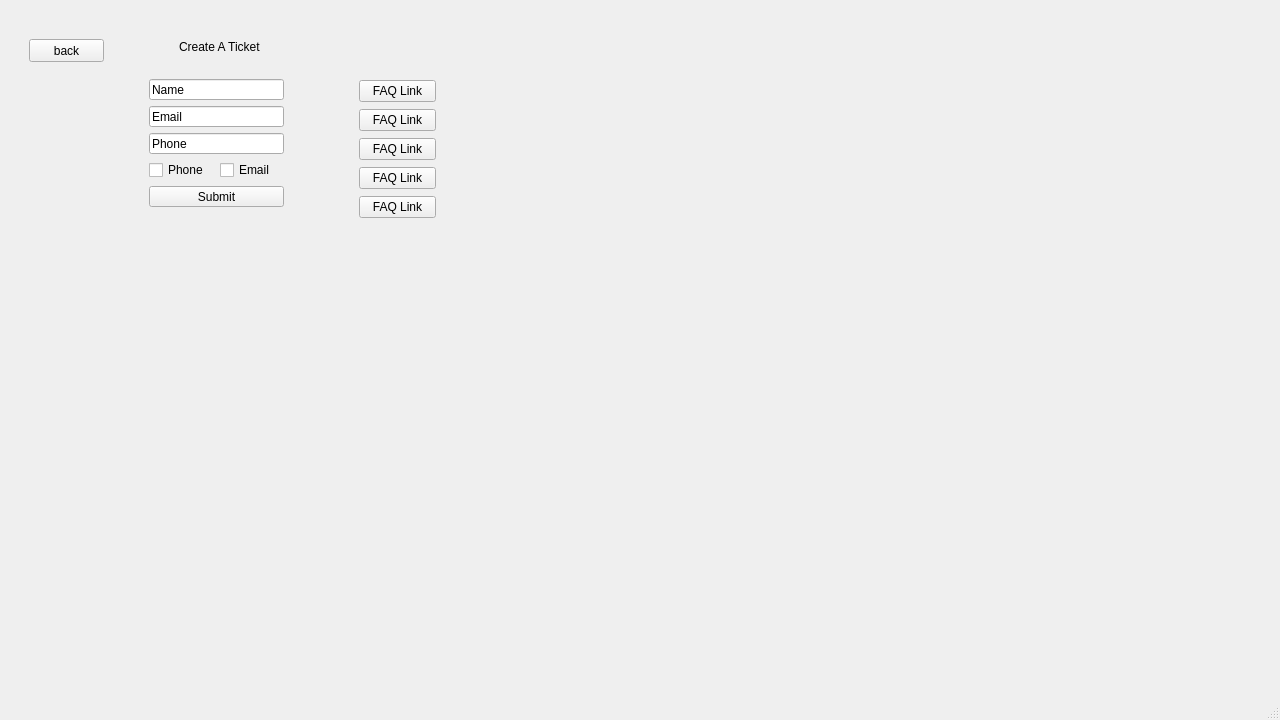
WiremuBT/CS106GroupProject, file mainwindow.ui: the form before one commit.
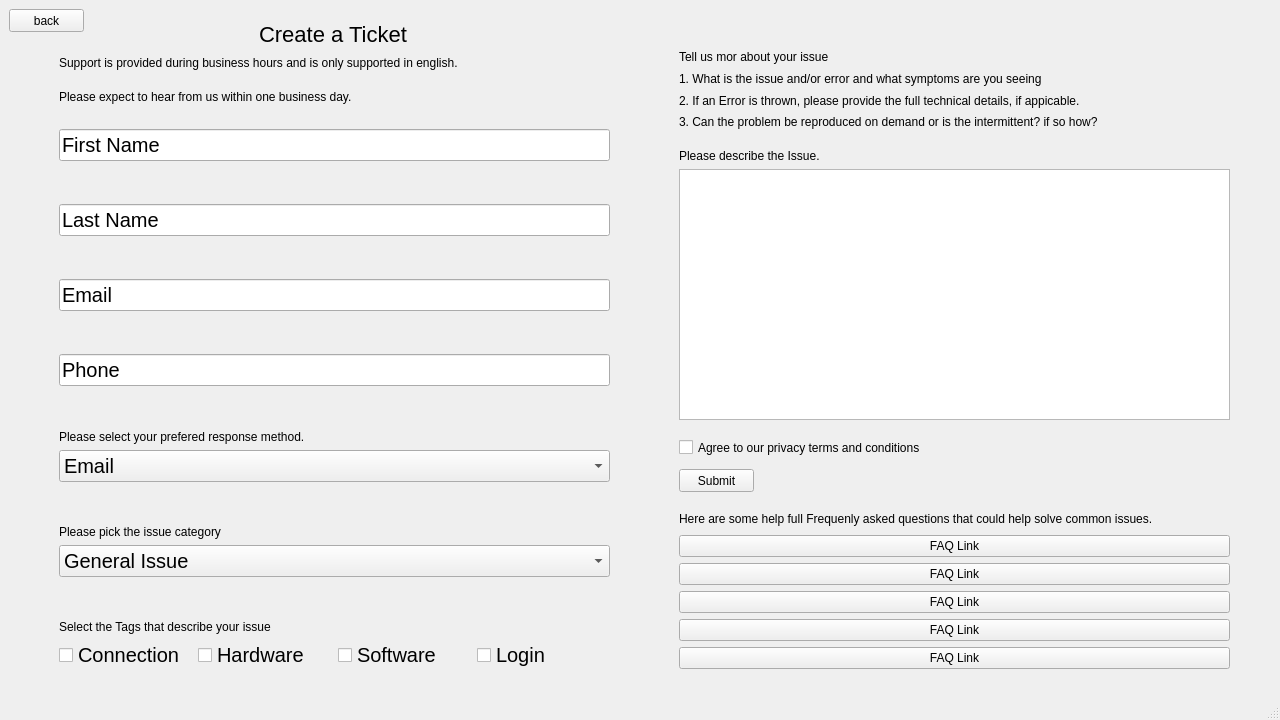
The form after the commit. The open tabs and pages were chosen to show the change.

Diff of the .ui file:
```diff
--- a/mainwindow.ui
+++ b/mainwindow.ui
@@ -18,7 +18,7 @@
   </property>
   <widget class="QWidget" name="centralwidget">
    <layout class="QGridLayout" name="gridLayout">
-    <item row="0" column="1">
+    <item row="0" column="0">
      <widget class="QStackedWidget" name="stackedWidget">
       <property name="currentIndex">
        <number>3</number>
@@ -62,21 +62,24 @@
        <widget class="QLabel" name="label">
         <property name="geometry">
          <rect>
-          <x>170</x>
-          <y>30</y>
+          <x>250</x>
+          <y>10</y>
           <width>181</width>
-          <height>16</height>
+          <height>31</height>
          </rect>
         </property>
+        <property name="styleSheet">
+         <string notr="true">font-size:22px;</string>
+        </property>
         <property name="text">
-         <string>Create A Ticket</string>
+         <string>Create a Ticket</string>
         </property>
        </widget>
        <widget class="QPushButton" name="pushButton_3">
         <property name="geometry">
          <rect>
-          <x>20</x>
-          <y>30</y>
+          <x>0</x>
+          <y>0</y>
           <width>75</width>
           <height>23</height>
          </rect>
@@ -88,71 +91,20 @@
        <widget class="QWidget" name="layoutWidget">
         <property name="geometry">
          <rect>
-          <x>140</x>
-          <y>70</y>
-          <width>135</width>
-          <height>128</height>
-         </rect>
-        </property>
-        <layout class="QVBoxLayout" name="verticalLayout_2">
-         <item>
-          <widget class="QLineEdit" name="lineEdit_3">
-           <property name="text">
-            <string>Name</string>
-           </property>
-          </widget>
-         </item>
-         <item>
-          <widget class="QLineEdit" name="lineEdit_4">
-           <property name="text">
-            <string>Email</string>
-           </property>
-          </widget>
-         </item>
-         <item>
-          <widget class="QLineEdit" name="lineEdit_5">
-           <property name="text">
-            <string>Phone</string>
-           </property>
-          </widget>
-         </item>
-         <item>
-          <layout class="QHBoxLayout" name="horizontalLayout_3">
-           <item>
-            <widget class="QCheckBox" name="checkBox">
-             <property name="text">
-              <string>Phone</string>
-             </property>
-            </widget>
-           </item>
-           <item>
-            <widget class="QCheckBox" name="checkBox_2">
-             <property name="text">
-              <string>Email</string>
-             </property>
-            </widget>
-           </item>
-          </layout>
-         </item>
-         <item>
-          <widget class="QPushButton" name="pushButton_6">
-           <property name="text">
-            <string>Submit</string>
-           </property>
-          </widget>
-         </item>
-        </layout>
-       </widget>
-       <widget class="QWidget" name="layoutWidget">
-        <property name="geometry">
-         <rect>
-          <x>350</x>
-          <y>70</y>
-          <width>77</width>
-          <height>141</height>
+          <x>670</x>
+          <y>500</y>
+          <width>551</width>
+          <height>160</height>
          </rect>
         </property>
         <layout class="QVBoxLayout" name="verticalLayout_3">
+         <item>
+          <widget class="QLabel" name="label_13">
+           <property name="text">
+            <string>Here are some help full Frequenly asked questions that could help solve common issues.</string>
+           </property>
+          </widget>
+         </item>
          <item>
           <widget class="QPushButton" name="pushButton_11">
            <property name="text">
@@ -190,6 +142,375 @@
          </item>
         </layout>
        </widget>
+       <widget class="QPushButton" name="pushButton_6">
+        <property name="geometry">
+         <rect>
+          <x>670</x>
+          <y>460</y>
+          <width>75</width>
+          <height>23</height>
+         </rect>
+        </property>
+        <property name="text">
+         <string>Submit</string>
+        </property>
+       </widget>
+       <widget class="QCheckBox" name="checkBox_5">
+        <property name="geometry">
+         <rect>
+          <x>670</x>
+          <y>430</y>
+          <width>311</width>
+          <height>17</height>
+         </rect>
+        </property>
+        <property name="text">
+         <string>Agree to our privacy terms and conditions</string>
+        </property>
+       </widget>
+       <widget class="QWidget" name="">
+        <property name="geometry">
+         <rect>
+          <x>50</x>
+          <y>40</y>
+          <width>511</width>
+          <height>61</height>
+         </rect>
+        </property>
+        <layout class="QVBoxLayout" name="verticalLayout_4">
+         <item>
+          <widget class="QLabel" name="label_8">
+           <property name="text">
+            <string>Support is provided during business hours and is only supported in english.</string>
+           </property>
+          </widget>
+         </item>
+         <item>
+          <widget class="QLabel" name="label_9">
+           <property name="text">
+            <string>Please expect to hear from us within one business day.</string>
+           </property>
+          </widget>
+         </item>
+        </layout>
+       </widget>
+       <widget class="QWidget" name="">
+        <property name="geometry">
+         <rect>
+          <x>50</x>
+          <y>120</y>
+          <width>551</width>
+          <height>541</height>
+         </rect>
+        </property>
+        <layout class="QVBoxLayout" name="verticalLayout_2">
+         <item>
+          <widget class="QLineEdit" name="lineEdit_3">
+           <property name="styleSheet">
+            <string notr="true">font-size:20px;</string>
+           </property>
+           <property name="text">
+            <string>First Name</string>
+           </property>
+          </widget>
+         </item>
+         <item>
+          <spacer name="verticalSpacer">
+           <property name="orientation">
+            <enum>Qt::Vertical</enum>
+           </property>
+           <property name="sizeHint" stdset="0">
+            <size>
+             <width>18</width>
+             <height>28</height>
+            </size>
+           </property>
+          </spacer>
+         </item>
+         <item>
+          <widget class="QLineEdit" name="lineEdit_8">
+           <property name="styleSheet">
+            <string notr="true">font-size:20px;</string>
+           </property>
+           <property name="text">
+            <string>Last Name</string>
+           </property>
+          </widget>
+         </item>
+         <item>
+          <spacer name="verticalSpacer_2">
+           <property name="orientation">
+            <enum>Qt::Vertical</enum>
+           </property>
+           <property name="sizeHint" stdset="0">
+            <size>
+             <width>18</width>
+             <height>28</height>
+            </size>
+           </property>
+          </spacer>
+         </item>
+         <item>
+          <widget class="QLineEdit" name="lineEdit_4">
+           <property name="styleSheet">
+            <string notr="true">font-size:20px;</string>
+           </property>
+           <property name="text">
+            <string>Email</string>
+           </property>
+          </widget>
+         </item>
+         <item>
+          <spacer name="verticalSpacer_3">
+           <property name="orientation">
+            <enum>Qt::Vertical</enum>
+           </property>
+           <property name="sizeHint" stdset="0">
+            <size>
+             <width>18</width>
+             <height>28</height>
+            </size>
+           </property>
+          </spacer>
+         </item>
+         <item>
+          <widget class="QLineEdit" name="lineEdit_5">
+           <property name="styleSheet">
+            <string notr="true">font-size:20px;</string>
+           </property>
+           <property name="text">
+            <string>Phone</string>
+           </property>
+          </widget>
+         </item>
+         <item>
+          <spacer name="verticalSpacer_4">
+           <property name="orientation">
+            <enum>Qt::Vertical</enum>
+           </property>
+           <property name="sizeHint" stdset="0">
+            <size>
+             <width>18</width>
+             <height>28</height>
+            </size>
+           </property>
+          </spacer>
+         </item>
+         <item>
+          <widget class="QLabel" name="label_10">
+           <property name="text">
+            <string>Please select your prefered response method.</string>
+           </property>
+          </widget>
+         </item>
+         <item>
+          <widget class="QComboBox" name="comboBox">
+           <property name="styleSheet">
+            <string notr="true">font-size:20px;</string>
+           </property>
+           <property name="editable">
+            <bool>false</bool>
+           </property>
+           <property name="currentText">
+            <string>Email</string>
+           </property>
+           <property name="currentIndex">
+            <number>0</number>
+           </property>
+           <property name="maxVisibleItems">
+            <number>2</number>
+           </property>
+           <item>
+            <property name="text">
+             <string>Email</string>
+            </property>
+           </item>
+           <item>
+            <property name="text">
+             <string>Phone</string>
+            </property>
+           </item>
+          </widget>
+         </item>
+         <item>
+          <spacer name="verticalSpacer_13">
+           <property name="orientation">
+            <enum>Qt::Vertical</enum>
+           </property>
+           <property name="sizeHint" stdset="0">
+            <size>
+             <width>18</width>
+             <height>28</height>
+            </size>
+           </property>
+          </spacer>
+         </item>
+         <item>
+          <widget class="QLabel" name="label_20">
+           <property name="text">
+            <string>Please pick the issue category</string>
+           </property>
+          </widget>
+         </item>
+         <item>
+          <widget class="QComboBox" name="comboBox_4">
+           <property name="styleSheet">
+            <string notr="true">font-size:20px;</string>
+           </property>
+           <item>
+            <property name="text">
+             <string>General Issue</string>
+            </property>
+           </item>
+           <item>
+            <property name="text">
+             <string>Performance </string>
+            </property>
+           </item>
+           <item>
+            <property name="text">
+             <string>Bug</string>
+            </property>
+           </item>
+           <item>
+            <property name="text">
+             <string>Service Issue</string>
+            </property>
+           </item>
+          </widget>
+         </item>
+         <item>
+          <spacer name="verticalSpacer_14">
+           <property name="orientation">
+            <enum>Qt::Vertical</enum>
+           </property>
+           <property name="sizeHint" stdset="0">
+            <size>
+             <width>18</width>
+             <height>28</height>
+            </size>
+           </property>
+          </spacer>
+         </item>
+         <item>
+          <layout class="QVBoxLayout" name="verticalLayout_7">
+           <item>
+            <widget class="QLabel" name="label_14">
+             <property name="text">
+              <string>Select the Tags that describe your issue</string>
+             </property>
+            </widget>
+           </item>
+           <item>
+            <layout class="QHBoxLayout" name="horizontalLayout_3">
+             <item>
+              <widget class="QCheckBox" name="checkBox">
+               <property name="styleSheet">
+                <string notr="true">Font-size:20px;</string>
+               </property>
+               <property name="text">
+                <string>Connection </string>
+               </property>
+              </widget>
+             </item>
+             <item>
+              <widget class="QCheckBox" name="checkBox_2">
+               <property name="styleSheet">
+                <string notr="true">Font-size:20px;</string>
+               </property>
+               <property name="text">
+                <string>Hardware</string>
+               </property>
+              </widget>
+             </item>
+             <item>
+              <widget class="QCheckBox" name="checkBox_3">
+               <property name="styleSheet">
+                <string notr="true">Font-size:20px;</string>
+               </property>
+               <property name="text">
+                <string>Software</string>
+               </property>
+              </widget>
+             </item>
+             <item>
+              <widget class="QCheckBox" name="checkBox_4">
+               <property name="styleSheet">
+                <string notr="true">Font-size:20px;</string>
+               </property>
+               <property name="text">
+                <string>Login </string>
+               </property>
+              </widget>
+             </item>
+            </layout>
+           </item>
+          </layout>
+         </item>
+        </layout>
+       </widget>
+       <widget class="QWidget" name="">
+        <property name="geometry">
+         <rect>
+          <x>670</x>
+          <y>40</y>
+          <width>521</width>
+          <height>81</height>
+         </rect>
+        </property>
+        <layout class="QVBoxLayout" name="verticalLayout_8">
+         <item>
+          <widget class="QLabel" name="label_15">
+           <property name="text">
+            <string>Tell us mor about your issue</string>
+           </property>
+          </widget>
+         </item>
+         <item>
+          <widget class="QLabel" name="label_16">
+           <property name="text">
+            <string>1. What is the issue and/or error and what symptoms are you seeing</string>
+           </property>
+          </widget>
+         </item>
+         <item>
+          <widget class="QLabel" name="label_17">
+           <property name="text">
+            <string>2. If an Error is thrown, please provide the full technical details, if appicable.</string>
+           </property>
+          </widget>
+         </item>
+         <item>
+          <widget class="QLabel" name="label_18">
+           <property name="text">
+            <string>3. Can the problem be reproduced on demand or is the intermittent? if so how?</string>
+           </property>
+          </widget>
+         </item>
+        </layout>
+       </widget>
+       <widget class="QWidget" name="">
+        <property name="geometry">
+         <rect>
+          <x>670</x>
+          <y>140</y>
+          <width>551</width>
+          <height>271</height>
+         </rect>
+        </property>
+        <layout class="QVBoxLayout" name="verticalLayout_9">
+         <item>
+          <widget class="QLabel" name="label_19">
+           <property name="text">
+            <string>Please describe the Issue.</string>
+           </property>
+          </widget>
+         </item>
+         <item>
+          <widget class="QTextEdit" name="textEdit"/>
+         </item>
+        </layout>
+       </widget>
       </widget>
       <widget class="QWidget" name="ADMIN_LOGIN">
        <widget class="QPushButton" name="pushButton_4">
@@ -462,7 +783,7 @@
          <string>Log In</string>
         </property>
        </widget>
-       <widget class="QWidget" name="">
+       <widget class="QWidget" name="layoutWidget">
         <property name="geometry">
          <rect>
           <x>300</x>
@@ -495,7 +816,7 @@
         </layout>
        </widget>
       </widget>
-      <widget class="QWidget" name="page">
+      <widget class="QWidget" name="AGENT_PAGE">
        <widget class="QLabel" name="label_7">
         <property name="geometry">
          <rect>
@@ -542,109 +863,20 @@
          <string>back</string>
         </property>
        </widget>
-       <widget class="QStackedWidget" name="stackedWidget_2">
+       <widget class="QLabel" name="label_21">
         <property name="geometry">
          <rect>
-          <x>0</x>
-          <y>120</y>
-          <width>1281</width>
-          <height>581</height>
+          <x>390</x>
+          <y>290</y>
+          <width>411</width>
+          <height>81</height>
          </rect>
         </property>
-        <widget class="QWidget" name="page_6">
-         <widget class="QTextEdit" name="textEdit">
-          <property name="geometry">
-           <rect>
-            <x>40</x>
-            <y>50</y>
-            <width>1201</width>
-            <height>491</height>
-           </rect>
-          </property>
-         </widget>
-        </widget>
-        <widget class="QWidget" name="page_8">
-         <widget class="QTextEdit" name="textEdit_2">
-          <property name="geometry">
-           <rect>
-            <x>40</x>
-            <y>60</y>
-            <width>421</width>
-            <height>411</height>
-           </rect>
-          </property>
-         </widget>
-         <widget class="QTextEdit" name="textEdit_3">
-          <property name="geometry">
-           <rect>
-            <x>650</x>
-            <y>70</y>
-            <width>421</width>
-            <height>411</height>
-           </rect>
-          </property>
-         </widget>
-        </widget>
-        <widget class="QWidget" name="page_7">
-         <widget class="QTextEdit" name="textEdit_4">
-          <property name="geometry">
-           <rect>
-            <x>50</x>
-            <y>50</y>
-            <width>1161</width>
-            <height>201</height>
-           </rect>
-          </property>
-         </widget>
-         <widget class="QTextEdit" name="textEdit_5">
-          <property name="geometry">
-           <rect>
-            <x>60</x>
-            <y>290</y>
-            <width>1161</width>
-            <height>201</height>
-           </rect>
-          </property>
-         </widget>
-        </widget>
-       </widget>
-       <widget class="QPushButton" name="pushButton_13">
-        <property name="geometry">
-         <rect>
-          <x>100</x>
-          <y>80</y>
-          <width>75</width>
-          <height>23</height>
-         </rect>
+        <property name="styleSheet">
+         <string notr="true">font-size:30px;</string>
         </property>
         <property name="text">
-         <string>General Issue</string>
-        </property>
-       </widget>
-       <widget class="QPushButton" name="pushButton_14">
-        <property name="geometry">
-         <rect>
-          <x>610</x>
-          <y>80</y>
-          <width>75</width>
-          <height>23</height>
-         </rect>
-        </property>
-        <property name="text">
-         <string>Performance</string>
-        </property>
-       </widget>
-       <widget class="QPushButton" name="pushButton_15">
-        <property name="geometry">
-         <rect>
-          <x>1080</x>
-          <y>80</y>
-          <width>75</width>
-          <height>23</height>
-         </rect>
-        </property>
-        <property name="text">
-         <string>Bug Found</string>
+         <string>Ticket Generated</string>
         </property>
        </widget>
       </widget>
```
